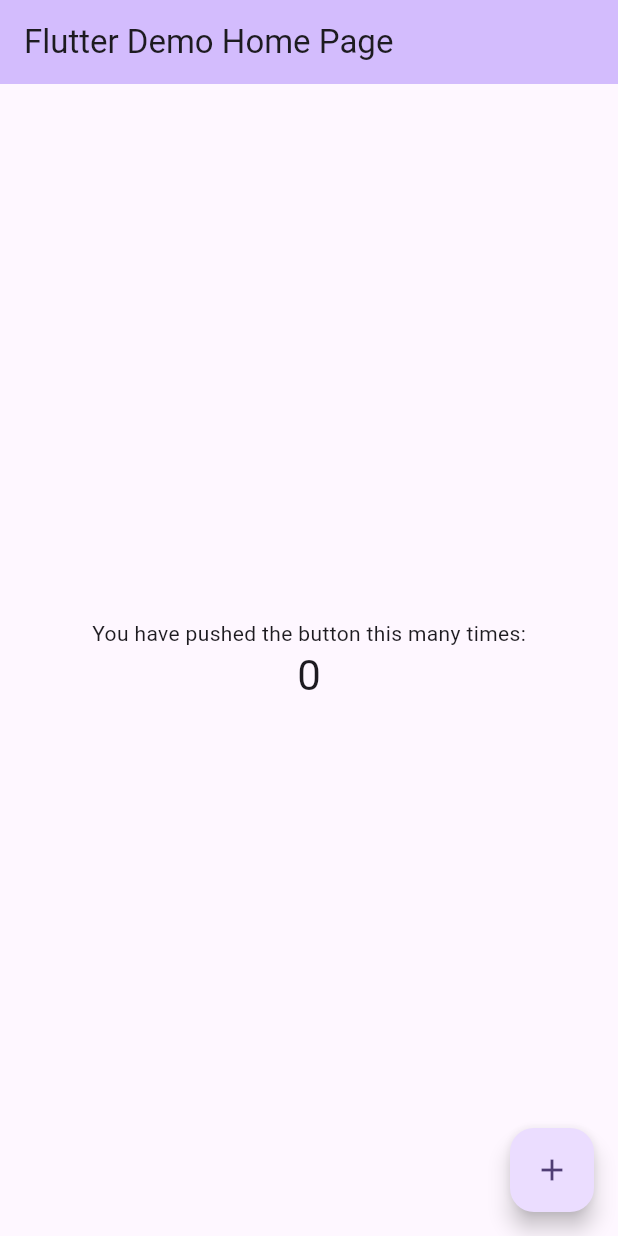
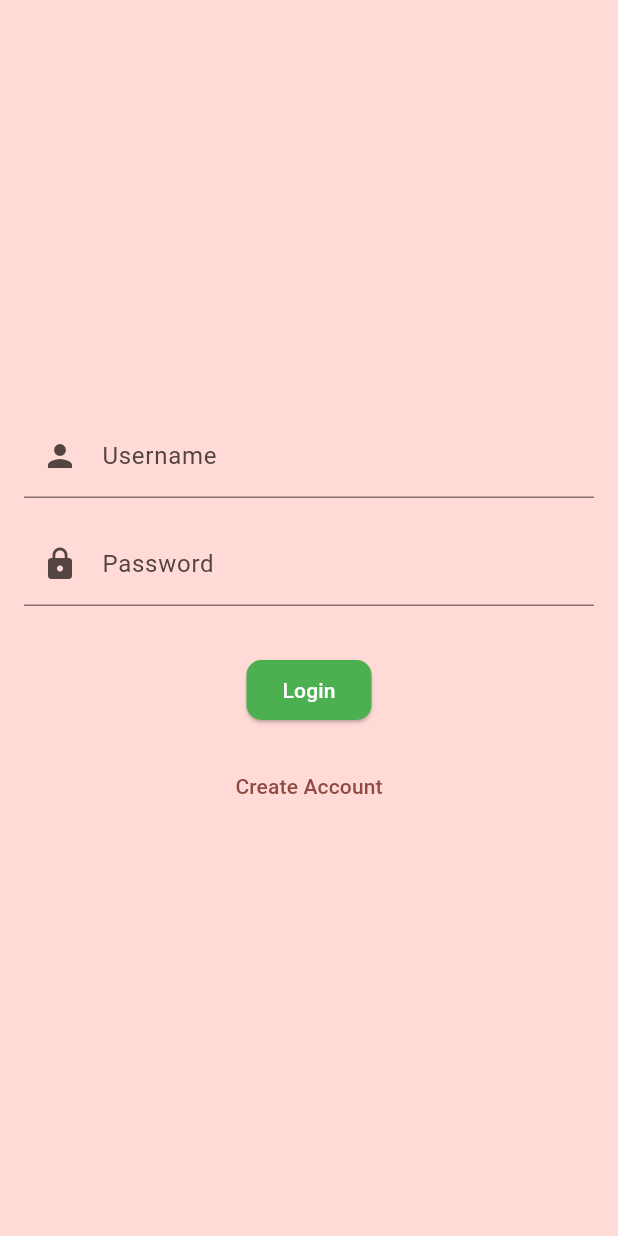
Before and after one commit to Romainnnnnn/IxD, a Flutter app: the screen it shows after launch, on a phone screen of 412 x 824 dp. Run offline on Flutter 3.47's test engine with Material 3 defaults, Android fonts, the phone set to English and light mode, and no system bars.

Commit message:
Login page

```diff
--- /dev/null
+++ b/ixd/lib/exceptions.dart
@@ -0,0 +1,17 @@
+class UserNotFoundException implements Exception {
+  final String message;
+
+  UserNotFoundException(this.message);
+
+  @override
+  String toString() => 'UserNotFoundException: $message';
+}
+
+class UserAlreadyExistsException implements Exception {
+  final String message;
+
+  UserAlreadyExistsException(this.message);
+
+  @override
+  String toString() => 'UserAlreadyExistsException: $message';
+}
--- /dev/null
+++ b/ixd/lib/login.dart
@@ -0,0 +1,85 @@
+import 'package:flutter/material.dart';
+import 'mock_database.dart';
+import 'user_home_page.dart';
+import 'create_account_page.dart';
+
+
+class LoginPage extends StatelessWidget {
+  final TextEditingController usernameController = TextEditingController();
+  final TextEditingController passwordController = TextEditingController();
+  final MockDatabase mockDatabase = MockDatabase();
+
+
+  @override
+  Widget build(BuildContext context) {
+    return Padding(
+      padding: const EdgeInsets.all(16.0),
+      child: Column(
+        mainAxisAlignment: MainAxisAlignment.center,
+        children: [
+          TextField(
+            controller: usernameController,
+            decoration: const InputDecoration(
+              labelText: 'Username',
+              prefixIcon: Icon(Icons.person),
+            ),
+          ),
+          const SizedBox(height: 16),
+          TextField(
+            controller: passwordController,
+            obscureText: true,
+            decoration: const InputDecoration(
+              labelText: 'Password',
+              prefixIcon: Icon(Icons.lock),
+            ),
+          ),
+          const SizedBox(height: 32),
+          ElevatedButton(
+            onPressed: () {
+              final username = usernameController.text;
+              final password = passwordController.text;
+              final UserHomePage userHomePage = UserHomePage(username: username);
+
+              if (mockDatabase.validateUserCredentials(username, password)) {
+                // Login successful, navigate to another page or perform desired action
+                Navigator.push(
+                  context,
+                  MaterialPageRoute(
+                    builder: (context) => userHomePage,
+                  ),
+                );
+              } else {
+                // Login failed, show an error message
+                ScaffoldMessenger.of(context).showSnackBar(
+                  const SnackBar(
+                    content: Text('Invalid username or password'),
+                    backgroundColor: Colors.red,
+                  ),
+                );
+              }
+            },
+            style: ElevatedButton.styleFrom(
+            foregroundColor: Colors.white, backgroundColor: Colors.green, // Change text color
+            shape: RoundedRectangleBorder( // Change button shape
+            borderRadius: BorderRadius.circular(10.0),
+            ),
+            ),
+            child: const Text('Login'),
+          ),
+          const SizedBox(height: 16),
+          TextButton(
+            onPressed: () {
+              Navigator.push(
+                  context,
+                  MaterialPageRoute(
+                    builder: (context) => CreateAccountPage(),
+                  ),
+                );
+            },
+            child: const Text('Create Account'),
+          ),
+        ],
+      ),
+    );
+  }
+}
--- a/ixd/lib/main.dart
+++ b/ixd/lib/main.dart
@@ -1,68 +1,69 @@
 import 'package:flutter/material.dart';
+import 'package:provider/provider.dart'; // Import Provider package
+import 'login.dart';
+import 'developping.dart';
 
 void main() {
   runApp(const MyApp());
 }
 
+class MyAppState extends ChangeNotifier {
+  // Add any state management logic here
+}
+
 class MyApp extends StatelessWidget {
   const MyApp({super.key});
 
-  // This widget is the root of your application.
   @override
   Widget build(BuildContext context) {
-    return MaterialApp(
-      title: 'Flutter Demo',
-      theme: ThemeData(
-        colorScheme: ColorScheme.fromSeed(seedColor: Colors.deepPurple),
-        useMaterial3: true,
+    return ChangeNotifierProvider(
+      create: (context) => MyAppState(),
+      child: MaterialApp(
+        title: 'Namer App',
+        theme: ThemeData(
+          useMaterial3: true,
+          colorScheme: ColorScheme.fromSeed(seedColor: const Color.fromARGB(255, 149, 11, 18)),
+        ),
+        home: const MyHomePage(),
       ),
-      home: const MyHomePage(title: 'Flutter Demo Home Page'),
     );
   }
 }
 
 class MyHomePage extends StatefulWidget {
-  const MyHomePage({super.key, required this.title});
-  final String title;
+  const MyHomePage({super.key});
 
   @override
   State<MyHomePage> createState() => _MyHomePageState();
 }
 
 class _MyHomePageState extends State<MyHomePage> {
-  int _counter = 0;
-
-  void _incrementCounter() {
-    setState(() {
-      _counter++;
-    });
-  }
+  var selectedIndex = 0;
 
   @override
   Widget build(BuildContext context) {
+    Widget page;
+    switch (selectedIndex) {
+      case 0:
+        page = LoginPage();
+        break;
+      case 1:
+        page = const Placeholder(); // Replace Placeholder with your Favorites page
+        break;
+      case 2:
+        page = DevTest(); // Change DevTest to DevelopingPage
+        break;
+      case 3:
+        page = const Placeholder(); // Replace Placeholder with your Favorites page
+        break;
+      default:
+        throw UnimplementedError('No widget for $selectedIndex');
+    }
+
     return Scaffold(
-      appBar: AppBar(
-        backgroundColor: Theme.of(context).colorScheme.inversePrimary,
-        title: Text(widget.title),
-      ),
-      body: Center(
-        child: Column(
-          mainAxisAlignment: MainAxisAlignment.center,
-          children: <Widget>[
-            const Text(
-              'You have pushed the button this many times:',
-            ),
-            Text(
-              '$_counter',
-              style: Theme.of(context).textTheme.headlineMedium,
-            ),
-          ],
-        ),
-      ),
-      floatingActionButton: FloatingActionButton(
-        onPressed: _incrementCounter,
-        tooltip: 'Increment',
-        child: const Icon(Icons.add),
+      body: Container(
+        color: Theme.of(context).colorScheme.primaryContainer,
+        child: page,
       ),
     );
   }
--- /dev/null
+++ b/ixd/lib/mock_database.dart
@@ -0,0 +1,45 @@
+import 'exceptions.dart';
+
+class User {
+  final String username;
+  final String password;
+  final String email;
+
+
+  User({required this.username, required this.password, required this.email});
+}
+
+class MockDatabase {
+  // Simulating a list of users in the database
+  final List<User> _users = [
+    User(username: 'user1', password: 'password1', email: 'user1@gmail.com'),
+    User(username: 'user2', password: 'password2', email: 'user2@gmail.com'),
+    User(username: 'Romain', password: '1234', email: 'Romain@gmail.com'),
+    // Add more users as needed
+  ];
+
+  // Find a user by username
+  User getUserByUsername(String username) {
+    final user = _users.firstWhere(
+      (user) => user.username == username,
+      orElse: () => throw UserNotFoundException('User with username $username not found'),
+    );
+
+    return user;
+  }
+
+  // Validate user credentials
+  bool validateUserCredentials(String username, String password) {
+    try {
+      final user = getUserByUsername(username);
+      return user.password == password;
+    } on UserNotFoundException {
+      return false;
+    }
+  }
+
+  // Add a new user to the database
+  void addUser(User user) {
+    _users.add(user);
+  }
+}
--- /dev/null
+++ b/ixd/lib/users/user_credentials.json
@@ -0,0 +1,16 @@
+{
+    "users": [
+        {
+            "username": "user1",
+            "password": "password1"
+        },
+        {
+            "username": "user2",
+            "password": "password2"
+        },
+        {
+            "username": "user3",
+            "password": "password3"
+        }
+    ]
+}
```
Also changed, not shown: ixd/lib/create_account_page.dart (added, +113 -0 lines), ixd/lib/developping.dart (added, +254 -0 lines), ixd/lib/user_home_page.dart (added, +55 -0 lines), ixd/pubspec.yaml (+9 -75 lines), ixd/pubspec.lock, 15 other files.
